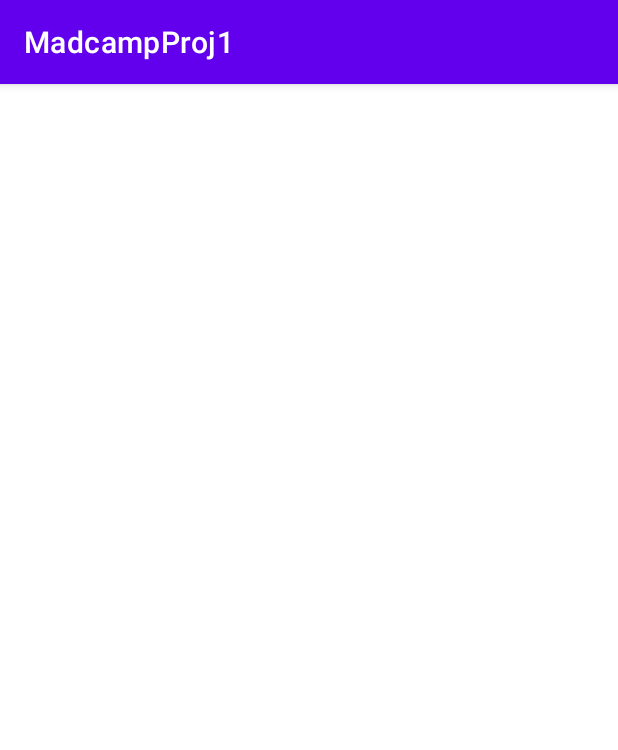
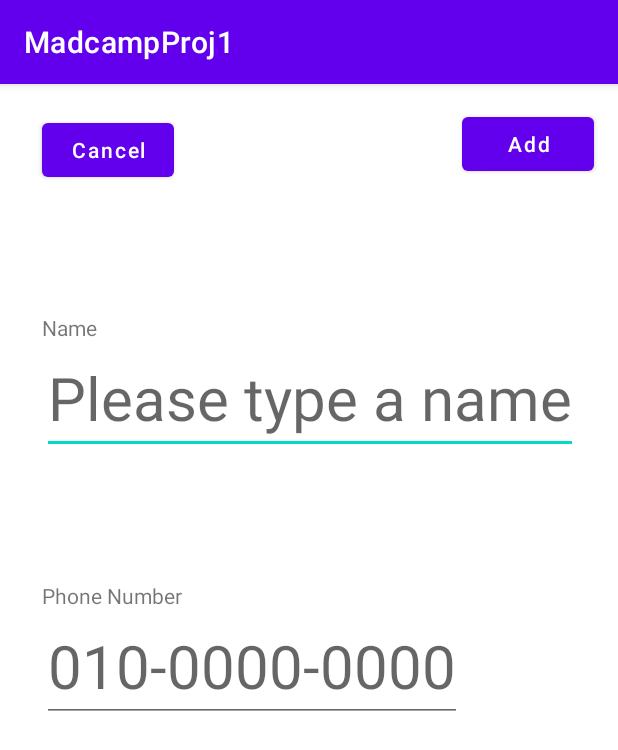
Before and after one commit to 2023-MadCamp-HJ/morning-buddy, an Android app: the Tab1AddActivity screen opened directly, with no data from a screen before it, on a phone screen of 412 x 824 dp. Shown: the top 750 px of the screen. Run offline under Robolectric (Android 15) with nearby library versions, the phone set to English and light mode, and no system bars.

Commit message:
feat(activity_tab1_add): 연락처 추가하는 기능

```diff
--- a/app/src/main/java/com/example/madcampproj1/tab1/tab1Fragment.kt
+++ b/app/src/main/java/com/example/madcampproj1/tab1/tab1Fragment.kt
@@ -151,9 +151,7 @@ class tab1Fragment : Fragment() {
 //            println("reload")
 //            (binding.recyclerView.adapter as? ContactAdapter)?.refresh()
             val intent = Intent(activity, Tab1AddActivity::class.java)
-            intent.
             startActivity(intent)
-
         }
 
 
--- a/app/src/main/res/layout/activity_tab1_add.xml
+++ b/app/src/main/res/layout/activity_tab1_add.xml
@@ -6,4 +6,65 @@
     android:layout_height="match_parent"
     tools:context=".tab1.Tab1AddActivity">
 
+    <Button
+        android:id="@+id/tab1_save_button"
+        android:layout_width="wrap_content"
+        android:layout_height="wrap_content"
+        android:layout_marginTop="16dp"
+        android:layout_marginEnd="16dp"
+        android:text="Add"
+        android:textAllCaps="false"
+        app:layout_constraintEnd_toEndOf="parent"
+        app:layout_constraintTop_toTopOf="parent" />
+
+    <Button
+        android:id="@+id/tab1_cancle_button"
+        android:layout_width="wrap_content"
+        android:layout_height="wrap_content"
+        android:layout_marginStart="28dp"
+        android:layout_marginTop="20dp"
+        android:text="Cancel"
+        android:textAllCaps="false"
+        app:layout_constraintStart_toStartOf="parent"
+        app:layout_constraintTop_toTopOf="parent" />
+
+    <EditText
+        android:id="@+id/tab1_new_name"
+        android:layout_width="wrap_content"
+        android:layout_height="wrap_content"
+
+        android:layout_marginTop="104dp"
+
+        android:hint="Please type a name"
+        android:inputType="text"
+        android:textSize="40sp"
+        app:layout_constraintStart_toStartOf="@+id/tab1_cancle_button"
+        app:layout_constraintTop_toBottomOf="@+id/tab1_cancle_button" />
+
+    <EditText
+        android:id="@+id/tab1_new_phone"
+        android:layout_width="wrap_content"
+        android:layout_height="wrap_content"
+        android:layout_marginTop="104dp"
+        android:hint="010-0000-0000"
+        android:inputType="phone"
+        android:textSize="40sp"
+        app:layout_constraintStart_toStartOf="@+id/tab1_new_name"
+        app:layout_constraintTop_toBottomOf="@+id/tab1_new_name" />
+
+    <TextView
+        android:id="@+id/textView5"
+        android:layout_width="wrap_content"
+        android:layout_height="wrap_content"
+        android:text="Name"
+        app:layout_constraintBottom_toTopOf="@+id/tab1_new_name"
+        app:layout_constraintStart_toStartOf="@+id/tab1_new_name" />
+
+    <TextView
+        android:id="@+id/textView6"
+        android:layout_width="wrap_content"
+        android:layout_height="wrap_content"
+        android:text="Phone Number"
+        app:layout_constraintBottom_toTopOf="@+id/tab1_new_phone"
+        app:layout_constraintStart_toStartOf="@+id/tab1_new_phone" />
 </androidx.constraintlayout.widget.ConstraintLayout>
```
Also changed, not shown: app/src/main/java/com/example/madcampproj1/tab1/Tab1AddActivity.kt (+46 -3 lines).
